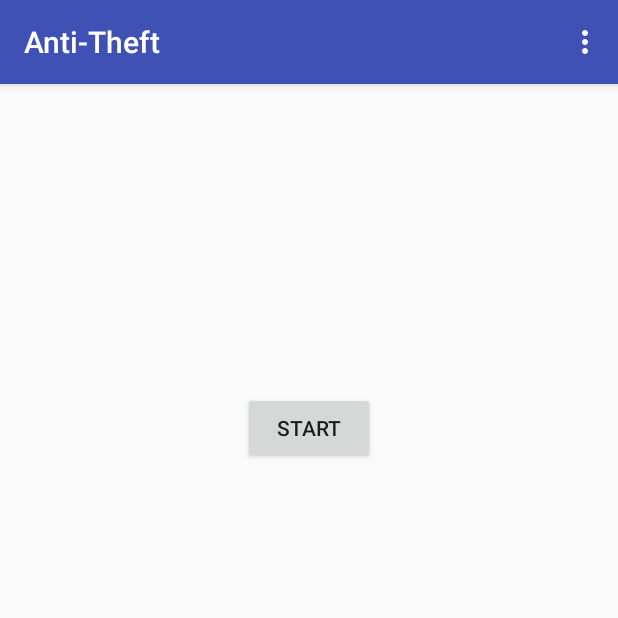
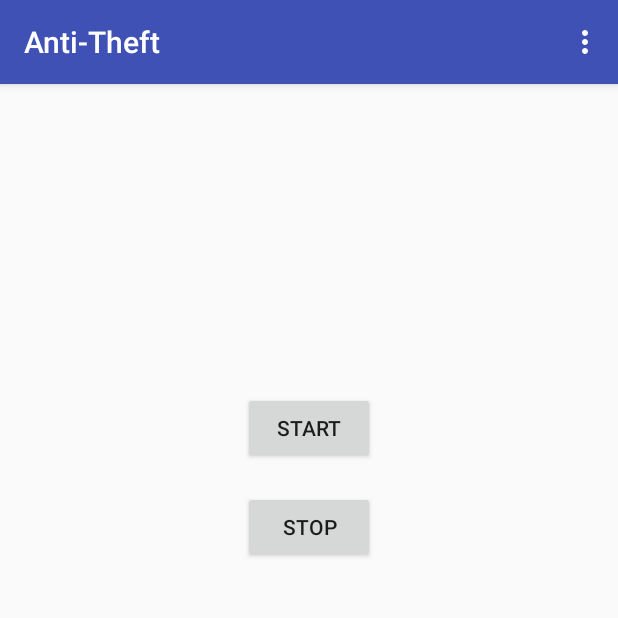
Before and after one commit to cvhariharan/AntiTheftApp, an Android app: the screen it shows after launch (MainActivity), on a phone screen of 412 x 824 dp, the top half of it. Run offline under Robolectric (Android 15) with nearby library versions, the phone set to English and light mode, and no system bars.

Commit message:
Added stop button

```diff
--- a/app/build.gradle
+++ b/app/build.gradle
@@ -23,10 +23,6 @@ dependencies {
     implementation 'com.android.support:appcompat-v7:27.1.1'
     implementation 'com.android.support.constraint:constraint-layout:1.1.2'
     implementation 'com.google.android.gms:play-services-location:15.0.1'
-    compile 'com.firebase:firebase-jobdispatcher:0.6.0'
-    compile 'com.klinkerapps:android-smsmms:5.0.1'
-//    compile 'io.nlopez.smartlocation:library:3.3.3'
-//    compile 'io.nlopez.smartlocation:rx:3.3.3'
     compile 'com.android.support:preference-v7:27.1.1'
     testImplementation 'junit:junit:4.12'
     androidTestImplementation 'com.android.support.test:runner:1.0.2'
--- a/app/src/main/java/com/theroboticlabs/anti_theft/MainActivity.java
+++ b/app/src/main/java/com/theroboticlabs/anti_theft/MainActivity.java
@@ -30,15 +30,28 @@ public class MainActivity extends AppCompatActivity {
 
         checkAllPermissions();
 
-        Button button = (Button) findViewById(R.id.start);
+        Button startButton = (Button) findViewById(R.id.start);
+        final Button stopButton = (Button) findViewById(R.id.stop);
 
-        button.setOnClickListener(new View.OnClickListener() {
+        startButton.setOnClickListener(new View.OnClickListener() {
             @Override
             public void onClick(View v) {
                 startListening();
             }
         });
+        stopButton.setOnClickListener(new View.OnClickListener() {
+            @Override
+            public void onClick(View v) {
+                stopListening();
+            }
+        });
 
+    }
+
+    private void stopListening()
+    {
+        Intent stop = new Intent(this, LocateAndSendJob.class);
+        stopService(stop);
     }
 
     private void startListening()
@@ -63,7 +76,7 @@ public class MainActivity extends AppCompatActivity {
     }
 
     private void checkAllPermissions() {
-        //Since the API >= 23, requires runtime permission
+        //API >= 23 requires runtime permission
         if (Build.VERSION.SDK_INT >= Build.VERSION_CODES.M) {
             if (checkSelfPermission(Manifest.permission.ACCESS_COARSE_LOCATION) != PackageManager.PERMISSION_GRANTED ||
                     checkSelfPermission(Manifest.permission.INTERNET) != PackageManager.PERMISSION_GRANTED ||
--- a/app/src/main/res/layout/activity_main.xml
+++ b/app/src/main/res/layout/activity_main.xml
@@ -15,4 +15,13 @@
         android:layout_marginTop="205dp"
         android:text="@string/start_button" />
 
+    <Button
+        android:id="@+id/stop"
+        android:layout_width="wrap_content"
+        android:layout_height="wrap_content"
+        android:layout_alignStart="@+id/start"
+        android:layout_below="@+id/start"
+        android:layout_marginTop="18dp"
+        android:text="@string/stop_button" />
+
 </RelativeLayout>
--- a/app/src/main/res/values/strings.xml
+++ b/app/src/main/res/values/strings.xml
@@ -8,4 +8,5 @@
     <string name="phrase_summary">Set a pass phrase. The phone will only respond with the location if the message has the pass phrase. Default is locate</string>
     <string name="phrase_key" translatable="false">phrase_key</string>
     <string name="start_button">Start</string>
+    <string name="stop_button">Stop</string>
 </resources>
```
Also changed, not shown: app/src/main/java/com/theroboticlabs/anti_theft/LocateAndSendJob.java (+0 -29 lines), app/src/main/java/com/theroboticlabs/anti_theft/SmsReceiver.java (+0 -8 lines).
